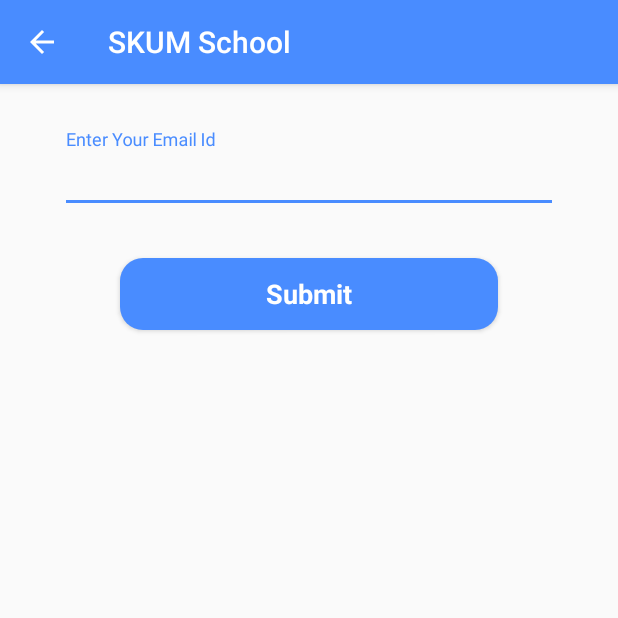
After one commit to AnkitaPatel994/SKUMSchool, an Android app: the Forgot_PasswordActivity screen opened directly, with no data from a screen before it, on a phone screen of 412 x 824 dp, the top half of it. The commit adds this screen. Run offline under Robolectric (Android 15) with nearby library versions, the phone set to English and light mode, and no system bars; 1 statement that could not run was skipped.

Commit message:
Forgot Password Add

```diff
--- a/app/build.gradle
+++ b/app/build.gradle
@@ -24,9 +24,9 @@ dependencies {
     androidTestCompile('com.android.support.test.espresso:espresso-core:2.2.2', {
         exclude group: 'com.android.support', module: 'support-annotations'
     })
+
     compile 'com.android.support:appcompat-v7:25.3.1'
     compile 'com.android.support.constraint:constraint-layout:1.0.2'
     compile 'com.android.support:design:25.3.1'
-
     testCompile 'junit:junit:4.12'
 }
--- a/app/src/main/AndroidManifest.xml
+++ b/app/src/main/AndroidManifest.xml
@@ -19,11 +19,12 @@
                 <category android:name="android.intent.category.LAUNCHER" />
             </intent-filter>
         </activity>
-        <activity android:name=".LoginActivity" />
+        <activity android:name=".Login.LoginActivity" />
         <activity
             android:name=".StudentDetailActivity"
             android:label="@string/title_activity_student_detail"
-            android:theme="@style/AppTheme.NoActionBar"></activity>
+            android:theme="@style/AppTheme.NoActionBar" />
+        <activity android:name=".Forgot_Password.Forgot_PasswordActivity"></activity>
     </application>
 
 </manifest>
--- /dev/null
+++ b/app/src/main/java/com/intelliworkz/skumschool/Forgot_Password/Forgot_PasswordActivity.java
@@ -0,0 +1,117 @@
+package com.intelliworkz.skumschool.Forgot_Password;
+
+import android.content.Intent;
+import android.support.design.widget.TextInputLayout;
+import android.support.v7.app.AppCompatActivity;
+import android.os.Bundle;
+import android.text.Editable;
+import android.text.TextWatcher;
+import android.view.MenuItem;
+import android.view.View;
+import android.view.WindowManager;
+import android.widget.Button;
+import android.widget.EditText;
+
+import com.intelliworkz.skumschool.Login.LoginActivity;
+import com.intelliworkz.skumschool.R;
+import com.intelliworkz.skumschool.StudentDetailActivity;
+
+public class Forgot_PasswordActivity extends AppCompatActivity {
+
+    EditText txtEmail;
+    Button btnSubmit;
+    TextInputLayout input_layout_email;
+    @Override
+    protected void onCreate(Bundle savedInstanceState) {
+        super.onCreate(savedInstanceState);
+        setTitle(R.string.app_title);
+        setContentView(R.layout.activity_forgot__password);
+
+        if(getSupportActionBar()!= null)
+        {
+            getSupportActionBar().setDisplayHomeAsUpEnabled(true);
+            getSupportActionBar().setDisplayShowHomeEnabled(true);
+        }
+
+        input_layout_email = (TextInputLayout) findViewById(R.id.input_layout_email);
+        txtEmail = (EditText) findViewById(R.id.txtEmail);
+        btnSubmit = (Button) findViewById(R.id.btnSubmit);
+
+        txtEmail.addTextChangedListener(new MyTextWatcher(txtEmail));
+
+        btnSubmit.setOnClickListener(new View.OnClickListener() {
+            @Override
+            public void onClick(View v) {
+                if(txtEmail.getText().toString().equals("123"))
+                {
+                    Intent i=new Intent(getApplicationContext(),LoginActivity.class);
+                    startActivity(i);
+                    finish();
+                }
+                else if (!validateEmail())
+                {
+                    return;
+                }
+            }
+        });
+    }
+
+    @Override
+    public boolean onOptionsItemSelected(MenuItem item) {
+        if(item.getItemId()==android.R.id.home)
+            finish();
+        return super.onOptionsItemSelected(item);
+    }
+
+    private boolean validateEmail() {
+
+        if (txtEmail.getText().toString().trim().isEmpty())
+        {
+            input_layout_email.setError(getString(R.string.err_msg_email));
+            requestFocus(txtEmail);
+            return false;
+        }
+        else if (!txtEmail.getText().toString().trim().equals("123"))
+        {
+            input_layout_email.setError(getString(R.string.err_msg_email));
+            requestFocus(txtEmail);
+            return false;
+        }
+        else
+        {
+            input_layout_email.setErrorEnabled(false);
+        }
+        return true;
+    }
+
+    private void requestFocus(View view) {
+        if (view.requestFocus()) {
+            getWindow().setSoftInputMode(WindowManager.LayoutParams.SOFT_INPUT_STATE_ALWAYS_VISIBLE);
+        }
+    }
+
+    public class MyTextWatcher implements TextWatcher {
+
+        private View view;
+
+        public MyTextWatcher(View view) {
+            this.view = view;
+        }
+
+        public void beforeTextChanged(CharSequence charSequence, int i, int i1, int i2) {
+        }
+
+        public void onTextChanged(CharSequence charSequence, int i, int i1, int i2) {
+        }
+
+        public void afterTextChanged(Editable editable) {
+            switch (view.getId()) {
+
+                case R.id.txtEmail:
+                    validateEmail();
+                    break;
+            }
+        }
+    }
+
+}
--- a/app/src/main/java/com/intelliworkz/skumschool/MainActivity.java
+++ b/app/src/main/java/com/intelliworkz/skumschool/MainActivity.java
@@ -6,6 +6,8 @@ import android.net.NetworkInfo;
 import android.support.v7.app.AppCompatActivity;
 import android.os.Bundle;
 import android.widget.LinearLayout;
+
+import com.intelliworkz.skumschool.Login.LoginActivity;
 
 public class MainActivity extends AppCompatActivity {
     LinearLayout lnSnackbar;
--- a/app/src/main/java/com/intelliworkz/skumschool/StudentDetailActivity.java
+++ b/app/src/main/java/com/intelliworkz/skumschool/StudentDetailActivity.java
@@ -21,6 +21,7 @@ public class StudentDetailActivity extends AppCompatActivity
     @Override
     protected void onCreate(Bundle savedInstanceState) {
         super.onCreate(savedInstanceState);
+
         setContentView(R.layout.activity_student_detail);
         Toolbar toolbar = (Toolbar) findViewById(R.id.toolbar);
         setSupportActionBar(toolbar);
--- /dev/null
+++ b/app/src/main/res/layout/activity_forgot__password.xml
@@ -0,0 +1,44 @@
+<?xml version="1.0" encoding="utf-8"?>
+<RelativeLayout
+    xmlns:android="http://schemas.android.com/apk/res/android"
+    xmlns:app="http://schemas.android.com/apk/res-auto"
+    xmlns:tools="http://schemas.android.com/tools"
+    android:layout_width="match_parent"
+    android:layout_height="match_parent"
+    tools:context="com.intelliworkz.skumschool.Forgot_Password.Forgot_PasswordActivity">
+
+    <android.support.design.widget.TextInputLayout
+        android:id="@+id/input_layout_email"
+        android:layout_width="match_parent"
+        android:layout_marginLeft="40dp"
+        android:layout_marginRight="40dp"
+        android:layout_marginTop="30dp"
+        android:layout_marginBottom="10dp"
+        android:layout_below="@+id/txtForgotPass"
+        android:layout_height="wrap_content">
+
+        <EditText
+            android:id="@+id/txtEmail"
+            android:layout_width="match_parent"
+            android:layout_height="wrap_content"
+            android:ems="10"
+            android:hint="@string/txt_hint_email"
+            android:inputType="textEmailAddress"/>
+
+    </android.support.design.widget.TextInputLayout>
+
+    <Button
+        android:id="@+id/btnSubmit"
+        style="@style/ButtonStyle"
+        android:layout_width="match_parent"
+        android:layout_height="wrap_content"
+        android:layout_marginLeft="80dp"
+        android:layout_marginRight="80dp"
+        android:layout_marginTop="20dp"
+        android:layout_marginBottom="10dp"
+        android:layout_below="@+id/input_layout_email"
+        android:background="@drawable/button_background"
+        android:text="@string/btn_submit"
+        android:textAppearance="@style/TextAppearance.AppCompat.Body1" />
+
+</RelativeLayout>
--- a/app/src/main/res/values/strings.xml
+++ b/app/src/main/res/values/strings.xml
@@ -1,6 +1,7 @@
 <resources>
     <string name="app_name">SKUMSchool</string>
     <string name="app_title">SKUM School</string>
+    <string name="title_activity_student_detail">SKUM School</string>
 
     <!--Login Activity Page-->
     <string name="txt_hint_username">Enter Your UserName</string>
@@ -14,11 +15,14 @@
     <string name="err_msg_uname">Enter valid Username.</string>
     <string name="err_msg_pass">Enter valid Password.</string>
 
-    <string name="title_activity_student_detail">SKUMSchool</string>
+    <!--Forgot Password Activity Page-->
+    <string name="txt_hint_email">Enter Your Email Id</string>
+    <string name="err_msg_email">Enter valid Email Id.</string>
+    <string name="btn_submit">Submit</string>
 
+    <!--Navigation Deawer-->
     <string name="navigation_drawer_open">Open navigation drawer</string>
     <string name="navigation_drawer_close">Close navigation drawer</string>
-
     <string name="action_settings">Settings</string>
     <string name="ACName">Welcome</string>
 
```
Also changed, not shown: app/src/main/java/com/intelliworkz/skumschool/Login/LoginActivity.java (renamed from app/src/main/java/com/intelliworkz/skumschool/LoginActivity.java, +21 -14 lines), app/src/main/res/drawable/language_left_swborder.xml (deleted, +0 -15 lines), app/src/main/res/drawable/language_right_swborder.xml (deleted, +0 -15 lines), app/src/main/res/drawable/language_swborder.xml (added, +10 -0 lines), app/src/main/res/layout/activity_login.xml (+8 -6 lines).
